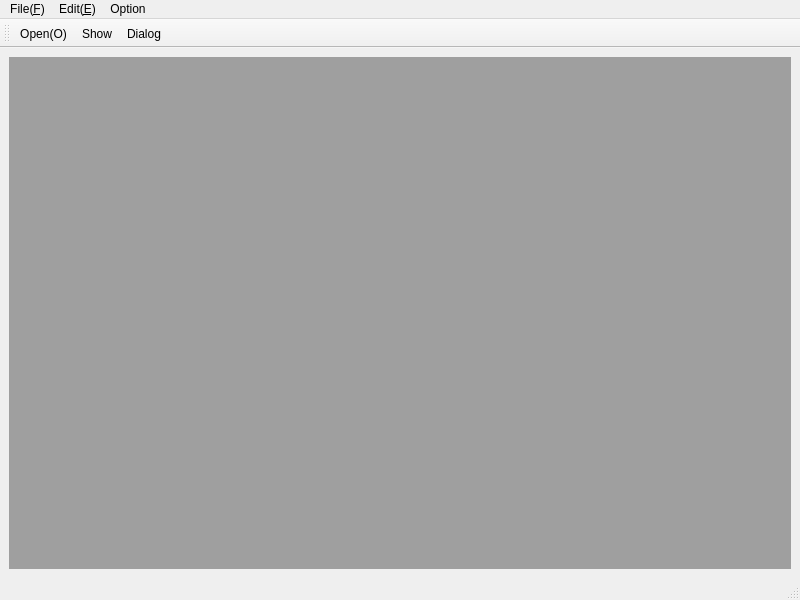
This is mainwindow.ui in yauyimsing/Qt_OpenCV as Qt 5 draws it before an edit. The edited form follows.
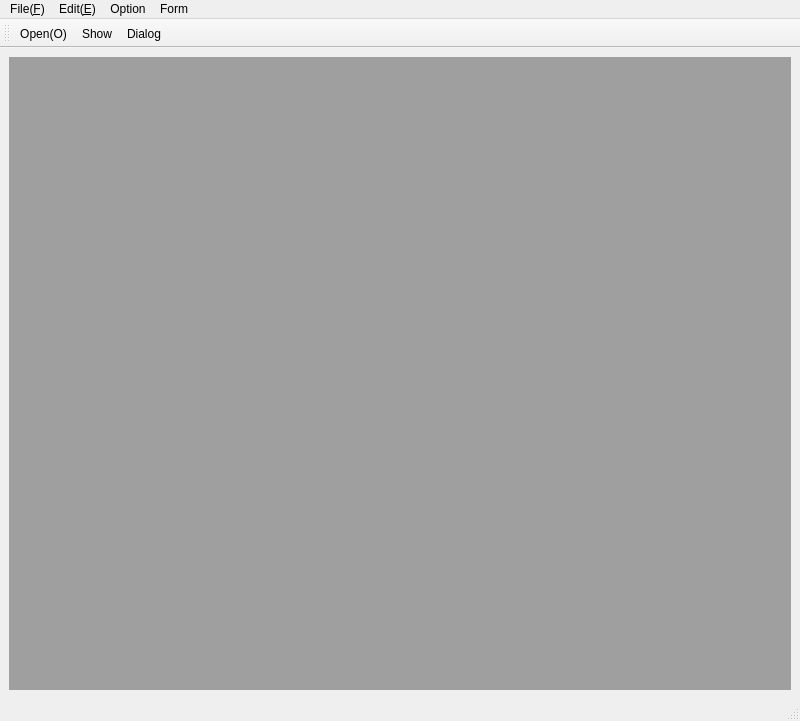
This is the edited form. Icons and pictures are not drawn.

What changed in the file:
```diff
--- a/mainwindow.ui
+++ b/mainwindow.ui
@@ -7,7 +7,7 @@
     <x>0</x>
     <y>0</y>
     <width>800</width>
-    <height>600</height>
+    <height>721</height>
    </rect>
   </property>
   <property name="windowTitle">
@@ -48,9 +48,16 @@
     <addaction name="actionShow"/>
     <addaction name="actionDialog"/>
    </widget>
+   <widget class="QMenu" name="menuForm">
+    <property name="title">
+     <string>Form</string>
+    </property>
+    <addaction name="actionViewForm"/>
+   </widget>
    <addaction name="menuFile_F"/>
    <addaction name="menuEdit_E"/>
    <addaction name="menuStart_S"/>
+   <addaction name="menuForm"/>
   </widget>
   <widget class="QStatusBar" name="statusbar"/>
   <widget class="QToolBar" name="toolBar">
```
Left out of the diff: 5 changed lines with no effect on the pictures.
